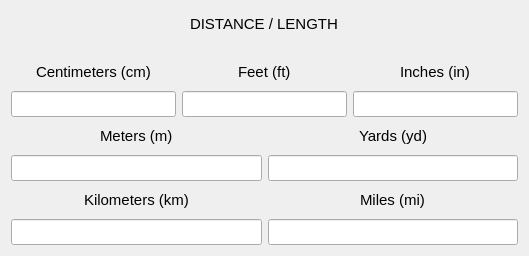
Old version of the form distancewidget.ui in the repository dimitris47/units.
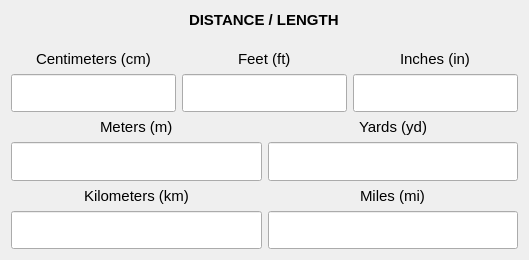
New version of the form.

Commit message: fixed resizes and tab order

Diff of the .ui file:
```diff
--- a/distancewidget.ui
+++ b/distancewidget.ui
@@ -7,7 +7,7 @@
     <x>0</x>
     <y>0</y>
     <width>529</width>
-    <height>256</height>
+    <height>260</height>
    </rect>
   </property>
   <property name="windowTitle">
@@ -28,6 +28,12 @@
    </item>
    <item row="5" column="0" colspan="3">
     <widget class="QLineEdit" name="mLine">
+     <property name="sizePolicy">
+      <sizepolicy hsizetype="Expanding" vsizetype="MinimumExpanding">
+       <horstretch>0</horstretch>
+       <verstretch>0</verstretch>
+      </sizepolicy>
+     </property>
      <property name="font">
       <font>
        <pointsize>11</pointsize>
@@ -38,7 +44,7 @@
    <item row="3" column="0" colspan="2">
     <widget class="QLineEdit" name="cmline">
      <property name="sizePolicy">
-      <sizepolicy hsizetype="MinimumExpanding" vsizetype="Fixed">
+      <sizepolicy hsizetype="MinimumExpanding" vsizetype="MinimumExpanding">
        <horstretch>0</horstretch>
        <verstretch>0</verstretch>
       </sizepolicy>
@@ -80,7 +86,7 @@
    <item row="3" column="4" colspan="2">
     <widget class="QLineEdit" name="inchline">
      <property name="sizePolicy">
-      <sizepolicy hsizetype="Preferred" vsizetype="Fixed">
+      <sizepolicy hsizetype="Preferred" vsizetype="MinimumExpanding">
        <horstretch>0</horstretch>
        <verstretch>0</verstretch>
       </sizepolicy>
@@ -98,7 +104,7 @@
    <item row="7" column="0" colspan="3">
     <widget class="QLineEdit" name="kmline">
      <property name="sizePolicy">
-      <sizepolicy hsizetype="Preferred" vsizetype="Fixed">
+      <sizepolicy hsizetype="Preferred" vsizetype="MinimumExpanding">
        <horstretch>0</horstretch>
        <verstretch>0</verstretch>
       </sizepolicy>
@@ -139,6 +145,12 @@
    </item>
    <item row="5" column="3" colspan="3">
     <widget class="QLineEdit" name="ydLine">
+     <property name="sizePolicy">
+      <sizepolicy hsizetype="Expanding" vsizetype="MinimumExpanding">
+       <horstretch>0</horstretch>
+       <verstretch>0</verstretch>
+      </sizepolicy>
+     </property>
      <property name="font">
       <font>
        <pointsize>11</pointsize>
@@ -149,7 +161,7 @@
    <item row="7" column="3" colspan="3">
     <widget class="QLineEdit" name="mileline">
      <property name="sizePolicy">
-      <sizepolicy hsizetype="Preferred" vsizetype="Fixed">
+      <sizepolicy hsizetype="Preferred" vsizetype="MinimumExpanding">
        <horstretch>0</horstretch>
        <verstretch>0</verstretch>
       </sizepolicy>
@@ -179,7 +191,7 @@
    <item row="3" column="2" colspan="2">
     <widget class="QLineEdit" name="ftline">
      <property name="sizePolicy">
-      <sizepolicy hsizetype="Preferred" vsizetype="Fixed">
+      <sizepolicy hsizetype="Preferred" vsizetype="MinimumExpanding">
        <horstretch>0</horstretch>
        <verstretch>0</verstretch>
       </sizepolicy>
@@ -211,6 +223,8 @@
      <property name="font">
       <font>
        <pointsize>11</pointsize>
+       <weight>75</weight>
+       <bold>true</bold>
       </font>
      </property>
      <property name="text">
```
The commit also changes 2 other files.
